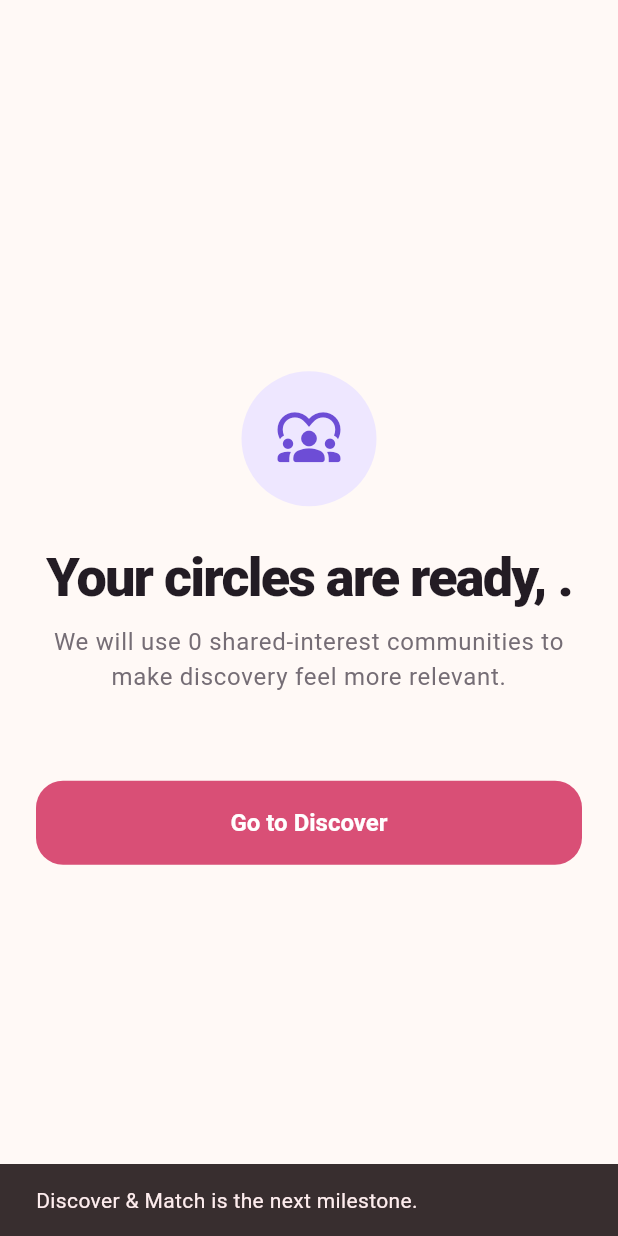
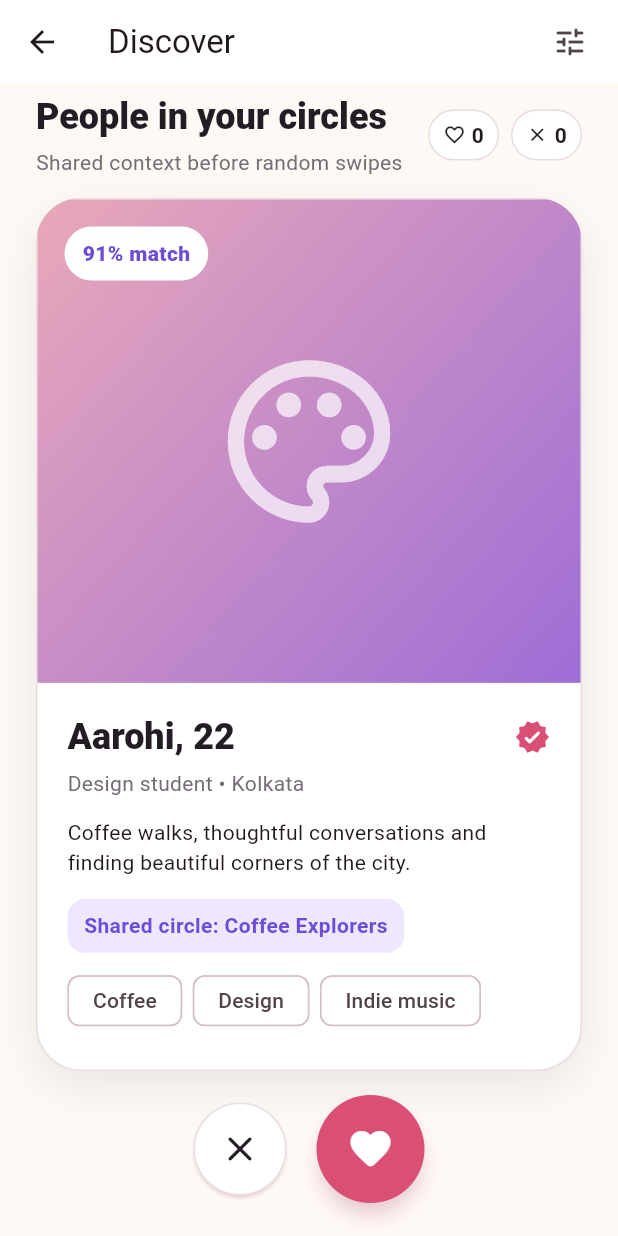
Before and after one commit to Sagar091206/bondcircle, a Flutter app: the _CirclesCompleteScreen screen opened directly with empty values, after a tap on "Go to Discover", on a phone screen of 412 x 824 dp. Run offline on Flutter 3.47's test engine with Material 3 defaults, Android fonts, the phone set to English and light mode, and no system bars.

Commit message:
Add discover and match flow

```diff
--- a/lib/features/circles/presentation/interest_circles_screen.dart
+++ b/lib/features/circles/presentation/interest_circles_screen.dart
@@ -1,6 +1,7 @@
 import 'package:flutter/material.dart';
 
 import '../../../theme/bondcircle_theme.dart';
+import '../../discover/presentation/discover_screen.dart';
 
 class InterestCirclesScreen extends StatefulWidget {
   const InterestCirclesScreen({super.key, required this.displayName});
@@ -381,9 +382,13 @@ class _CirclesCompleteScreen extends StatelessWidget {
               ),
               const SizedBox(height: 34),
               FilledButton(
-                onPressed: () => ScaffoldMessenger.of(context).showSnackBar(
-                  const SnackBar(
-                    content: Text('Discover & Match is the next milestone.'),
+                key: const Key('goToDiscoverButton'),
+                onPressed: () => Navigator.of(context).pushReplacement(
+                  MaterialPageRoute<void>(
+                    builder: (_) => DiscoverScreen(
+                      displayName: displayName,
+                      joinedCircles: circles,
+                    ),
                   ),
                 ),
                 child: const Text('Go to Discover'),
--- /dev/null
+++ b/lib/features/discover/presentation/discover_screen.dart
@@ -0,0 +1,463 @@
+import 'package:flutter/material.dart';
+
+import '../../../theme/bondcircle_theme.dart';
+
+class DiscoverScreen extends StatefulWidget {
+  const DiscoverScreen({
+    super.key,
+    required this.displayName,
+    required this.joinedCircles,
+  });
+
+  final String displayName;
+  final List<String> joinedCircles;
+
+  @override
+  State<DiscoverScreen> createState() => _DiscoverScreenState();
+}
+
+class _DiscoverScreenState extends State<DiscoverScreen> {
+  static const _profiles = [
+    _Profile(
+      name: 'Aarohi',
+      age: 22,
+      city: 'Kolkata',
+      profession: 'Design student',
+      bio: 'Coffee walks, thoughtful conversations and finding beautiful corners of the city.',
+      match: 91,
+      sharedCircle: 'Coffee Explorers',
+      interests: ['Coffee', 'Design', 'Indie music'],
+      gradient: [Color(0xFFE9A8B9), Color(0xFF9E6DD7)],
+      icon: Icons.palette_outlined,
+    ),
+    _Profile(
+      name: 'Meera',
+      age: 23,
+      city: 'Kolkata',
+      profession: 'Content writer',
+      bio: 'Usually carrying a novel. Always ready for bookstores, brunch and unplanned stories.',
+      match: 87,
+      sharedCircle: 'Readers & Stories',
+      interests: ['Books', 'Brunch', 'Travel'],
+      gradient: [Color(0xFFF0B47B), Color(0xFFD76C88)],
+      icon: Icons.auto_stories_outlined,
+    ),
+    _Profile(
+      name: 'Ishita',
+      age: 24,
+      city: 'Howrah',
+      profession: 'Software engineer',
+      bio: 'Building apps on weekdays and chasing sunrise trails whenever the weekend appears.',
+      match: 82,
+      sharedCircle: 'Weekend Trekkers',
+      interests: ['Trekking', 'Tech', 'Photography'],
+      gradient: [Color(0xFF63B79A), Color(0xFF5477C7)],
+      icon: Icons.landscape_outlined,
+    ),
+  ];
+
+  int _index = 0;
+  bool _highCompatibilityOnly = false;
+  int _liked = 0;
+  int _passed = 0;
+
+  _Profile get _profile => _profiles[_index % _profiles.length];
+
+  void _advance({required bool liked}) {
+    final current = _profile;
+    setState(() {
+      liked ? _liked++ : _passed++;
+      _index = (_index + 1) % _profiles.length;
+    });
+    if (liked) _showMatch(current);
+  }
+
+  Future<void> _showMatch(_Profile profile) async {
+    await showDialog<void>(
+      context: context,
+      builder: (context) => AlertDialog(
+        icon: const Icon(
+          Icons.favorite_rounded,
+          color: BondCircleColors.primary,
+          size: 42,
+        ),
+        title: Text('You matched with ${profile.name}!'),
+        content: Text(
+          'You both connected through ${profile.sharedCircle}. Start with a Vibe Check before chatting.',
+          textAlign: TextAlign.center,
+        ),
+        actionsAlignment: MainAxisAlignment.center,
+        actions: [
+          TextButton(
+            key: const Key('keepDiscoveringButton'),
+            onPressed: () => Navigator.of(context).pop(),
+            child: const Text('Keep discovering'),
+          ),
+          FilledButton(
+            key: const Key('startVibeCheckButton'),
+            onPressed: () {
+              Navigator.of(context).pop();
+              ScaffoldMessenger.of(this.context).showSnackBar(
+                const SnackBar(
+                  content: Text('Vibe Check is the next milestone.'),
+                ),
+              );
+            },
+            child: const Text('Vibe Check'),
+          ),
+        ],
+      ),
+    );
+  }
+
+  @override
+  Widget build(BuildContext context) {
+    final profile = _profile;
+    return Scaffold(
+      appBar: AppBar(
+        title: const Text('Discover'),
+        actions: [
+          IconButton(
+            key: const Key('discoverFilterButton'),
+            tooltip: 'Discovery filters',
+            onPressed: _openFilters,
+            icon: const Icon(Icons.tune_rounded),
+          ),
+          const SizedBox(width: 8),
+        ],
+      ),
+      body: SafeArea(
+        top: false,
+        child: Column(
+          children: [
+            Padding(
+              padding: const EdgeInsets.fromLTRB(24, 6, 24, 14),
+              child: Row(
+                children: [
+                  Expanded(
+                    child: Column(
+                      crossAxisAlignment: CrossAxisAlignment.start,
+                      children: [
+                        Text(
+                          'People in your circles',
+                          style: Theme.of(context).textTheme.headlineSmall,
+                        ),
+                        const SizedBox(height: 4),
+                        Text(
+                          _highCompatibilityOnly
+                              ? 'Showing compatibility above 85%'
+                              : 'Shared context before random swipes',
+                          style: const TextStyle(color: BondCircleColors.muted),
+                        ),
+                      ],
+                    ),
+                  ),
+                  _CountBadge(icon: Icons.favorite_border, value: _liked),
+                  const SizedBox(width: 8),
+                  _CountBadge(icon: Icons.close_rounded, value: _passed),
+                ],
+              ),
+            ),
+            Expanded(
+              child: Padding(
+                padding: const EdgeInsets.symmetric(horizontal: 24),
+                child: AnimatedSwitcher(
+                  duration: const Duration(milliseconds: 250),
+                  child: _ProfileCard(key: ValueKey(_index), profile: profile),
+                ),
+              ),
+            ),
+            Padding(
+              padding: const EdgeInsets.fromLTRB(24, 16, 24, 22),
+              child: Row(
+                mainAxisAlignment: MainAxisAlignment.center,
+                children: [
+                  _ActionButton(
+                    key: const Key('passProfileButton'),
+                    icon: Icons.close_rounded,
+                    color: BondCircleColors.ink,
+                    onPressed: () => _advance(liked: false),
+                  ),
+                  const SizedBox(width: 20),
+                  _ActionButton(
+                    key: const Key('likeProfileButton'),
+                    icon: Icons.favorite_rounded,
+                    color: BondCircleColors.primary,
+                    prominent: true,
+                    onPressed: () => _advance(liked: true),
+                  ),
+                ],
+              ),
+            ),
+          ],
+        ),
+      ),
+    );
+  }
+
+  Future<void> _openFilters() async {
+    var draft = _highCompatibilityOnly;
+    await showModalBottomSheet<void>(
+      context: context,
+      showDragHandle: true,
+      builder: (context) => StatefulBuilder(
+        builder: (context, setModalState) => Padding(
+          padding: const EdgeInsets.fromLTRB(24, 8, 24, 28),
+          child: Column(
+            mainAxisSize: MainAxisSize.min,
+            crossAxisAlignment: CrossAxisAlignment.start,
+            children: [
+              Text(
+                'Discovery filters',
+                style: Theme.of(context).textTheme.headlineSmall,
+              ),
+              const SizedBox(height: 8),
+              const Text(
+                'Backend-powered distance and preference filters will be added later.',
+                style: TextStyle(color: BondCircleColors.muted),
+              ),
+              const SizedBox(height: 18),
+              SwitchListTile(
+                key: const Key('compatibilityFilterSwitch'),
+                contentPadding: EdgeInsets.zero,
+                title: const Text('High compatibility only'),
+                subtitle: const Text('Show profiles with an 85%+ match score'),
+                value: draft,
+                onChanged: (value) => setModalState(() => draft = value),
+              ),
+              const SizedBox(height: 12),
+              FilledButton(
+                key: const Key('applyDiscoverFiltersButton'),
+                onPressed: () {
+                  setState(() => _highCompatibilityOnly = draft);
+                  Navigator.of(context).pop();
+                },
+                child: const Text('Apply filters'),
+              ),
+            ],
+          ),
+        ),
+      ),
+    );
+  }
+}
+
+class _ProfileCard extends StatelessWidget {
+  const _ProfileCard({super.key, required this.profile});
+  final _Profile profile;
+
+  @override
+  Widget build(BuildContext context) {
+    return Container(
+      width: double.infinity,
+      clipBehavior: Clip.antiAlias,
+      decoration: BoxDecoration(
+        color: Colors.white,
+        borderRadius: BorderRadius.circular(30),
+        border: Border.all(color: BondCircleColors.border),
+        boxShadow: const [
+          BoxShadow(
+            color: Color(0x14000000),
+            blurRadius: 24,
+            offset: Offset(0, 10),
+          ),
+        ],
+      ),
+      child: Column(
+        children: [
+          Expanded(
+            flex: 5,
+            child: Container(
+              width: double.infinity,
+              decoration: BoxDecoration(
+                gradient: LinearGradient(
+                  colors: profile.gradient,
+                  begin: Alignment.topLeft,
+                  end: Alignment.bottomRight,
+                ),
+              ),
+              child: Stack(
+                children: [
+                  Center(
+                    child: Icon(profile.icon, color: Colors.white70, size: 130),
+                  ),
+                  Positioned(
+                    left: 18,
+                    top: 18,
+                    child: Container(
+                      padding: const EdgeInsets.symmetric(
+                        horizontal: 12,
+                        vertical: 8,
+                      ),
+                      decoration: BoxDecoration(
+                        color: Colors.white,
+                        borderRadius: BorderRadius.circular(99),
+                      ),
+                      child: Text(
+                        '${profile.match}% match',
+                        style: const TextStyle(
+                          color: BondCircleColors.purple,
+                          fontWeight: FontWeight.w800,
+                        ),
+                      ),
+                    ),
+                  ),
+                ],
+              ),
+            ),
+          ),
+          Expanded(
+            flex: 4,
+            child: SingleChildScrollView(
+              padding: const EdgeInsets.all(20),
+              child: Column(
+                crossAxisAlignment: CrossAxisAlignment.start,
+                children: [
+                  Row(
+                    children: [
+                      Expanded(
+                        child: Text(
+                          '${profile.name}, ${profile.age}',
+                          style: Theme.of(context).textTheme.headlineSmall,
+                        ),
+                      ),
+                      const Icon(
+                        Icons.verified_rounded,
+                        color: BondCircleColors.primary,
+                      ),
+                    ],
+                  ),
+                  const SizedBox(height: 5),
+                  Text(
+                    '${profile.profession} • ${profile.city}',
+                    style: const TextStyle(color: BondCircleColors.muted),
+                  ),
+                  const SizedBox(height: 13),
+                  Text(profile.bio, style: const TextStyle(height: 1.4)),
+                  const SizedBox(height: 14),
+                  Container(
+                    padding: const EdgeInsets.symmetric(
+                      horizontal: 11,
+                      vertical: 8,
+                    ),
+                    decoration: BoxDecoration(
+                      color: BondCircleColors.lavender,
+                      borderRadius: BorderRadius.circular(12),
+                    ),
+                    child: Text(
+                      'Shared circle: ${profile.sharedCircle}',
+                      style: const TextStyle(
+                        color: BondCircleColors.purple,
+                        fontWeight: FontWeight.w700,
+                      ),
+                    ),
+                  ),
+                  const SizedBox(height: 12),
+                  Wrap(
+                    spacing: 7,
+                    runSpacing: 7,
+                    children: profile.interests
+                        .map(
+                          (item) => Chip(
+                            label: Text(item),
+                            visualDensity: VisualDensity.compact,
+                          ),
+                        )
+                        .toList(),
+                  ),
+                ],
+              ),
+            ),
+          ),
+        ],
+      ),
+    );
+  }
+}
+
+class _ActionButton extends StatelessWidget {
+  const _ActionButton({
+    super.key,
+    required this.icon,
+    required this.color,
+    required this.onPressed,
+    this.prominent = false,
+  });
+
+  final IconData icon;
+  final Color color;
+  final VoidCallback onPressed;
+  final bool prominent;
+
+  @override
+  Widget build(BuildContext context) {
+    return SizedBox(
+      width: prominent ? 72 : 62,
+      height: prominent ? 72 : 62,
+      child: IconButton.filled(
+        onPressed: onPressed,
+        style: IconButton.styleFrom(
+          backgroundColor: prominent ? color : Colors.white,
+          foregroundColor: prominent ? Colors.white : color,
+          side: prominent
+              ? null
+              : const BorderSide(color: BondCircleColors.border),
+          elevation: prominent ? 5 : 1,
+          shadowColor: BondCircleColors.primary.withValues(alpha: 0.35),
+        ),
+        icon: Icon(icon, size: prominent ? 32 : 28),
+      ),
+    );
+  }
+}
+
+class _CountBadge extends StatelessWidget {
+  const _CountBadge({required this.icon, required this.value});
+  final IconData icon;
+  final int value;
+
+  @override
+  Widget build(BuildContext context) {
+    return Container(
+      padding: const EdgeInsets.symmetric(horizontal: 9, vertical: 6),
+      decoration: BoxDecoration(
+        color: Colors.white,
+        borderRadius: BorderRadius.circular(99),
+        border: Border.all(color: BondCircleColors.border),
+      ),
+      child: Row(
+        children: [
+          Icon(icon, size: 15),
+          const SizedBox(width: 4),
+          Text('$value', style: const TextStyle(fontWeight: FontWeight.w700)),
+        ],
+      ),
+    );
+  }
+}
+
+class _Profile {
+  const _Profile({
+    required this.name,
+    required this.age,
+    required this.city,
+    required this.profession,
+    required this.bio,
+    required this.match,
+    required this.sharedCircle,
+    required this.interests,
+    required this.gradient,
+    required this.icon,
+  });
+
+  final String name;
+  final int age;
+  final String city;
+  final String profession;
+  final String bio;
+  final int match;
+  final String sharedCircle;
+  final List<String> interests;
+  final List<Color> gradient;
+  final IconData icon;
+}
```
Also changed, not shown: 1 other file.
